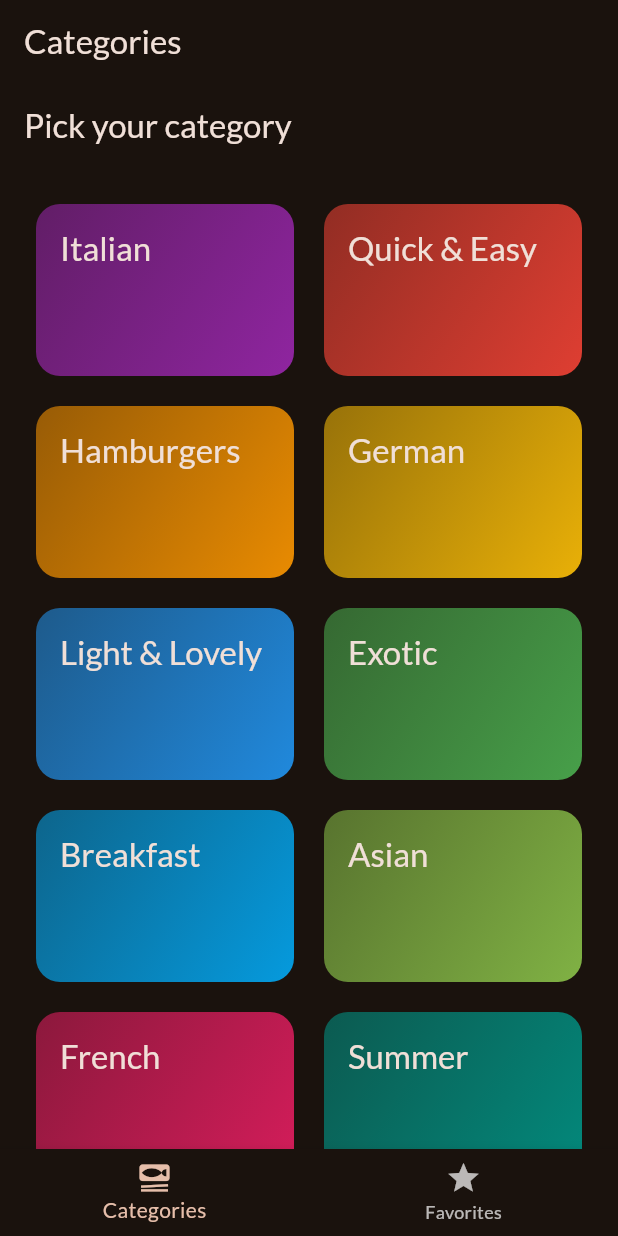
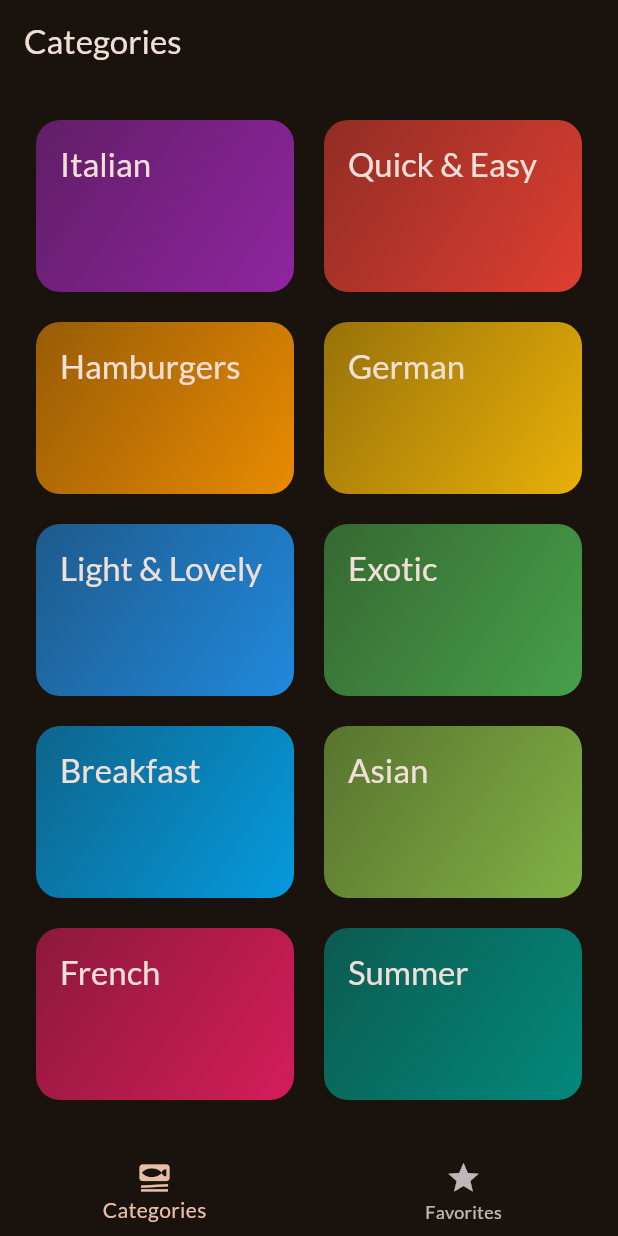
Before and after one commit to alobban/flutter_screens_dynamic_data, a Flutter app: the screen it shows after launch, on a phone screen of 412 x 824 dp. Run offline on Flutter 3.47's test engine with Material 3 defaults, Android fonts, the phone set to English and light mode, and no system bars; our stand-ins replace google_fonts, transparent_image.

Commit message:
Remove duplicate Categories AppBar widget

```diff
--- a/lib/screens/categories.dart
+++ b/lib/screens/categories.dart
@@ -26,11 +26,7 @@ class CategoriesScreen extends StatelessWidget {
 
   @override
   Widget build(BuildContext context) {
-    return Scaffold(
-        appBar: AppBar(
-          title: const Text('Pick your category'),
-        ),
-        body: GridView(
+    return GridView(
       padding: const EdgeInsets.all(24),
       gridDelegate: const SliverGridDelegateWithFixedCrossAxisCount(
         crossAxisCount: 2,
@@ -48,6 +44,6 @@ class CategoriesScreen extends StatelessWidget {
             },
           )
       ],
-        ));
+    );
   }
 }
```
Lines whose indentation alone changed are shown as unchanged.
